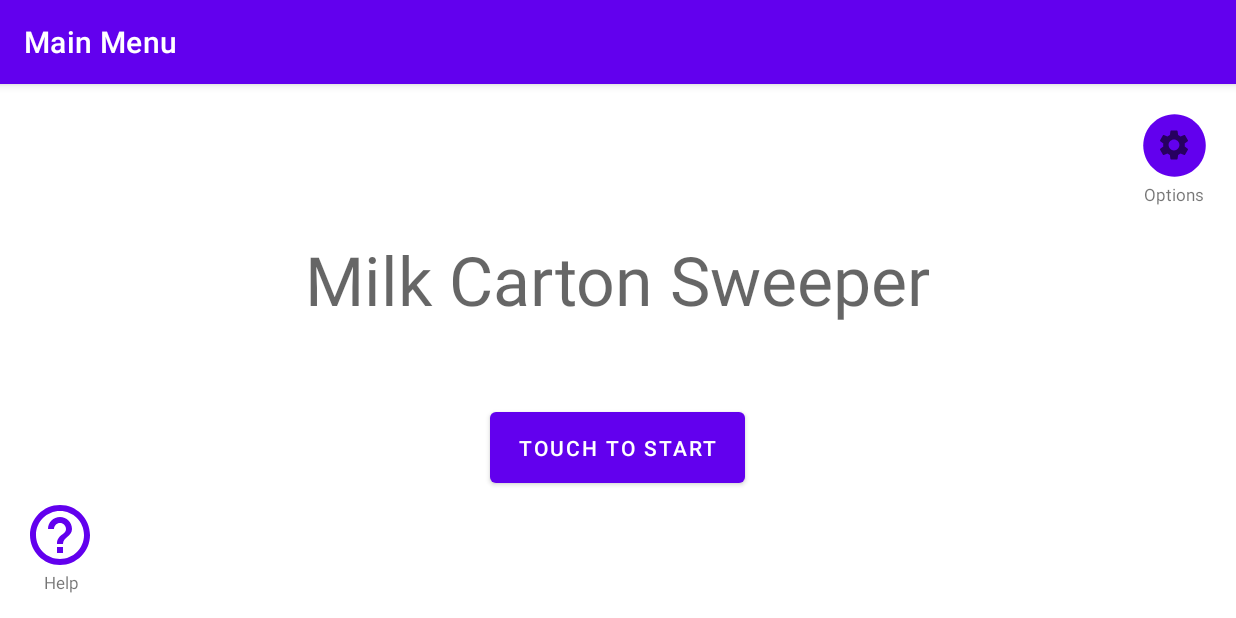
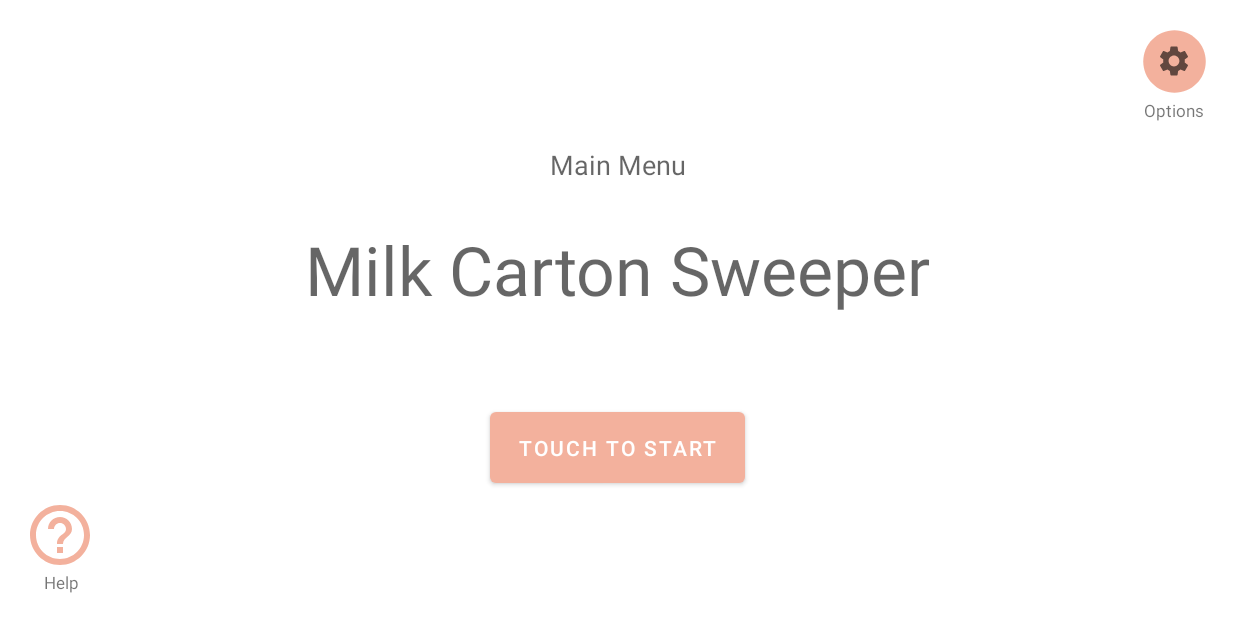
Before and after one commit to mrpthemrp/cmpt276-a3-game, an Android app: the MainMenu screen opened directly, with no data from a screen before it, on a phone screen of 824 x 412 dp (held sideways). Run offline under Robolectric (Android 15) with nearby library versions, the phone set to English and light mode, and no system bars.

Commit message:
Theme set.

```diff
--- a/app/src/main/res/layout/activity_main.xml
+++ b/app/src/main/res/layout/activity_main.xml
@@ -11,15 +11,13 @@
         android:layout_width="wrap_content"
         android:layout_height="wrap_content"
         android:layout_marginStart="134dp"
-        android:layout_marginTop="88dp"
+        android:layout_marginTop="27dp"
         android:layout_marginEnd="135dp"
-        android:layout_marginBottom="40dp"
         android:text="@string/app_name"
         android:textAppearance="@style/TextAppearance.AppCompat.Display2"
-        app:layout_constraintBottom_toTopOf="@+id/mainMenu_GameBtn"
         app:layout_constraintEnd_toEndOf="parent"
         app:layout_constraintStart_toStartOf="parent"
-        app:layout_constraintTop_toTopOf="parent" />
+        app:layout_constraintTop_toBottomOf="@+id/mainMenu_ActivityTitle" />
 
     <Button
         android:id="@+id/mainMenu_OptionsBtn"
@@ -80,4 +78,19 @@
         app:layout_constraintBottom_toBottomOf="parent"
         app:layout_constraintStart_toStartOf="parent" />
 
+    <TextView
+        android:id="@+id/mainMenu_ActivityTitle"
+        android:layout_width="wrap_content"
+        android:layout_height="wrap_content"
+        android:layout_marginStart="307dp"
+        android:layout_marginTop="97dp"
+        android:layout_marginEnd="307dp"
+        android:layout_marginBottom="27dp"
+        android:text="@string/mainMenu"
+        android:textAppearance="@style/TextAppearance.AppCompat.Medium"
+        app:layout_constraintBottom_toTopOf="@+id/mainMenu_GameName"
+        app:layout_constraintEnd_toEndOf="parent"
+        app:layout_constraintStart_toStartOf="parent"
+        app:layout_constraintTop_toTopOf="parent" />
+
 </androidx.constraintlayout.widget.ConstraintLayout>
--- a/app/src/main/res/layout/activity_options_screen.xml
+++ b/app/src/main/res/layout/activity_options_screen.xml
@@ -5,15 +5,15 @@
     android:layout_width="match_parent"
     android:layout_height="match_parent"
     android:background="@drawable/options_background"
-    tools:context=".ui.OptionsScreen"
-    tools:layout_editor_absoluteY="81dp">
+    tools:context=".ui.OptionsScreen">
 
     <RadioGroup
         android:id="@+id/options_CartonGroup"
-        android:layout_width="wrap_content"
+        android:layout_width="250dp"
         android:layout_height="wrap_content"
         android:layout_marginStart="50dp"
         android:layout_marginTop="5dp"
+        android:background="#8AFFFFFF"
         app:layout_constraintStart_toStartOf="parent"
         app:layout_constraintTop_toBottomOf="@+id/options_CartonsText">
 
@@ -21,10 +21,11 @@
 
     <RadioGroup
         android:id="@+id/options_SizeGroup"
-        android:layout_width="wrap_content"
+        android:layout_width="200dp"
         android:layout_height="wrap_content"
         android:layout_marginTop="5dp"
-        android:layout_marginEnd="113dp"
+        android:layout_marginEnd="82dp"
+        android:background="#8AFFFFFF"
         app:layout_constraintEnd_toEndOf="parent"
         app:layout_constraintTop_toBottomOf="@+id/options_SizeText">
 
@@ -59,6 +60,7 @@
         android:layout_marginEnd="20dp"
         android:layout_marginBottom="45dp"
         android:text="@string/options_TimesPlayed"
+        android:textColor="#455A64"
         app:layout_constraintBottom_toBottomOf="parent"
         app:layout_constraintEnd_toStartOf="@+id/options_EraseTimesPlayed" />
 
--- a/app/src/main/res/values-night/themes.xml
+++ b/app/src/main/res/values-night/themes.xml
@@ -1,9 +1,9 @@
 <resources xmlns:tools="http://schemas.android.com/tools">
     <!-- Base application theme. -->
-    <style name="Theme.MineSeeker" parent="Theme.MaterialComponents.DayNight.DarkActionBar">
+    <style name="Theme.MineSeeker" parent="Theme.MaterialComponents.DayNight.NoActionBar">
         <!-- Primary brand color. -->
-        <item name="colorPrimary">@color/purple_200</item>
-        <item name="colorPrimaryVariant">@color/purple_700</item>
+        <item name="colorPrimary">@color/peach_200</item>
+        <item name="colorPrimaryVariant">@color/peach_700</item>
         <item name="colorOnPrimary">@color/black</item>
         <!-- Secondary brand color. -->
         <item name="colorSecondary">@color/teal_200</item>
--- a/app/src/main/res/values/colors.xml
+++ b/app/src/main/res/values/colors.xml
@@ -1,10 +1,10 @@
 <?xml version="1.0" encoding="utf-8"?>
 <resources>
-    <color name="purple_200">#FFBB86FC</color>
-    <color name="purple_500">#FF6200EE</color>
-    <color name="purple_700">#FF3700B3</color>
-    <color name="teal_200">#FF03DAC5</color>
-    <color name="teal_700">#FF018786</color>
+    <color name="peach_200">#FFAB91</color>
+    <color name="peach_500">#F3B19D</color>
+    <color name="peach_700">#7A3019</color>
+    <color name="teal_200">#C2EFEB</color>
+    <color name="teal_700">#84ACAB</color>
     <color name="black">#FF000000</color>
     <color name="white">#FFFFFFFF</color>
 </resources>
--- a/app/src/main/res/values/themes.xml
+++ b/app/src/main/res/values/themes.xml
@@ -1,9 +1,9 @@
 <resources xmlns:tools="http://schemas.android.com/tools">
     <!-- Base application theme. -->
-    <style name="Theme.MineSeeker" parent="Theme.MaterialComponents.DayNight.DarkActionBar">
+    <style name="Theme.MineSeeker" parent="Theme.MaterialComponents.DayNight.NoActionBar">
         <!-- Primary brand color. -->
-        <item name="colorPrimary">@color/purple_500</item>
-        <item name="colorPrimaryVariant">@color/purple_700</item>
+        <item name="colorPrimary">@color/peach_500</item>
+        <item name="colorPrimaryVariant">@color/peach_700</item>
         <item name="colorOnPrimary">@color/white</item>
         <!-- Secondary brand color. -->
         <item name="colorSecondary">@color/teal_200</item>
```
